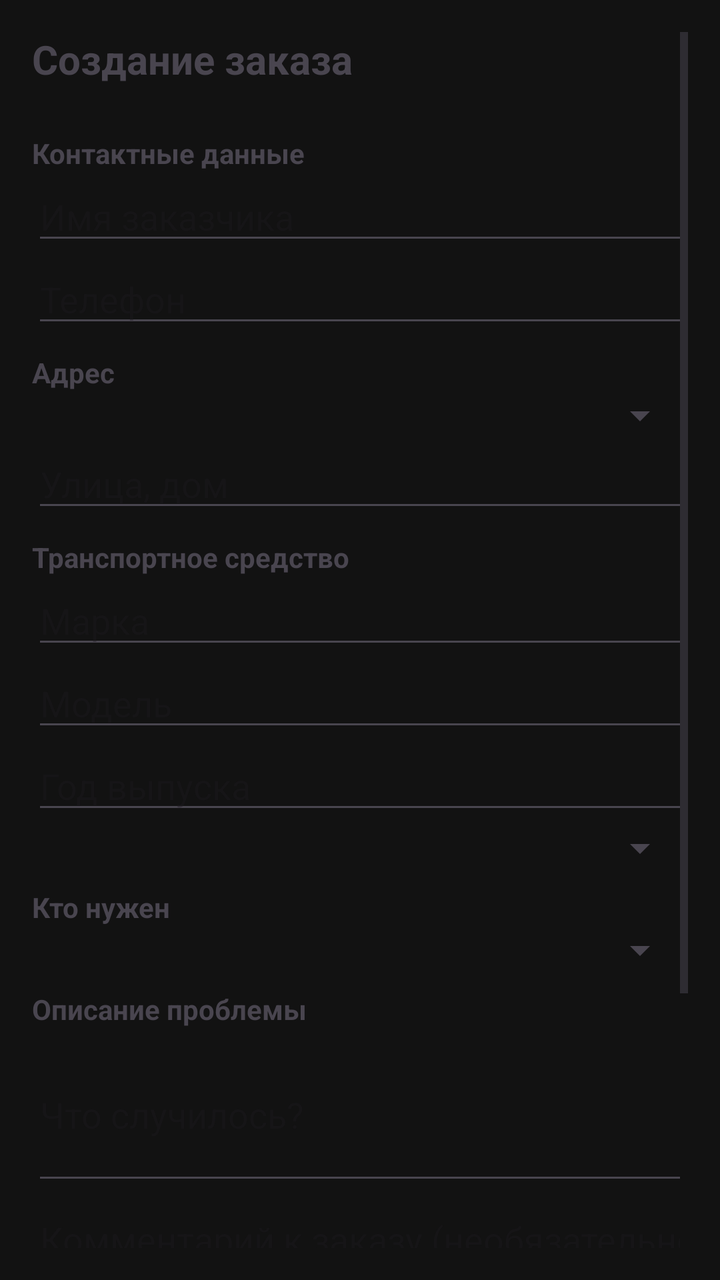
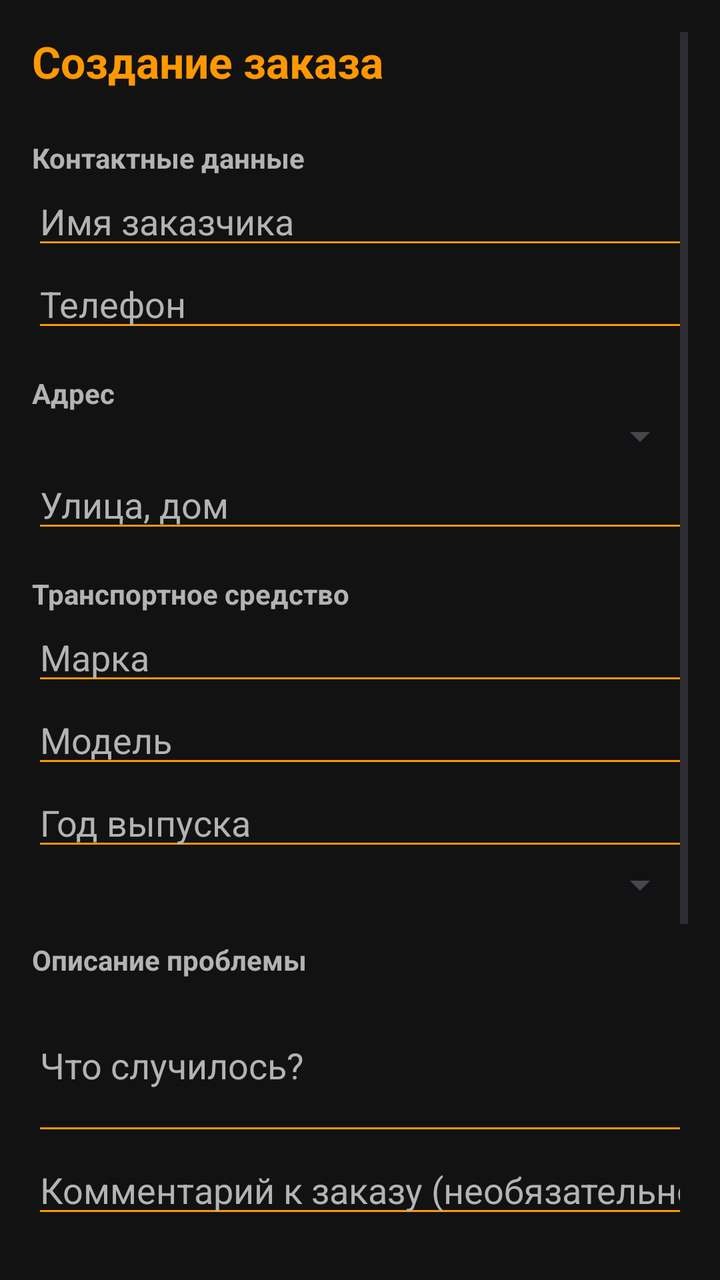

An Android layout rendered at two revisions. The XML below is the earlier revision; the diff shows what the commit changed to produce the second picture.
<!-- AndroidManifest.xml: application theme Theme.AvtoMaster -->
<!-- res/layout/activity_order_creation.xml -->
<?xml version="1.0" encoding="utf-8"?>
<ScrollView xmlns:android="http://schemas.android.com/apk/res/android"
    android:layout_width="match_parent"
    android:layout_height="match_parent"
    android:padding="16dp">

    <LinearLayout
        android:layout_width="match_parent"
        android:layout_height="wrap_content"
        android:orientation="vertical">

        <TextView
            android:layout_width="wrap_content"
            android:layout_height="wrap_content"
            android:text="Создание заказа"
            android:textSize="20sp"
            android:textStyle="bold"
            android:layout_marginBottom="16dp" />

        
        <TextView android:layout_width="wrap_content" android:layout_height="wrap_content"
            android:text="Контактные данные" android:textStyle="bold" android:layout_marginTop="8dp"/>
        <EditText android:id="@+id/editClientName" android:layout_width="match_parent"
            android:layout_height="wrap_content" android:hint="Имя заказчика" android:inputType="textPersonName"/>
        <EditText android:id="@+id/editClientPhone" android:layout_width="match_parent"
            android:layout_height="wrap_content" android:hint="Телефон" android:inputType="phone"/>

        
        <TextView android:layout_width="wrap_content" android:layout_height="wrap_content"
            android:text="Адрес" android:textStyle="bold" android:layout_marginTop="8dp"/>
        <Spinner android:id="@+id/spinnerCity" android:layout_width="match_parent"
            android:layout_height="wrap_content"/>
        <EditText android:id="@+id/editAddress" android:layout_width="match_parent"
            android:layout_height="wrap_content" android:hint="Улица, дом" android:inputType="textPostalAddress"/>

        <LinearLayout android:id="@+id/layoutMkadDistance" android:layout_width="match_parent"
            android:layout_height="wrap_content" android:orientation="vertical" android:visibility="gone">
            <EditText android:id="@+id/editDistanceMkad" android:layout_width="match_parent"
                android:layout_height="wrap_content" android:hint="Километров за МКАД"
                android:inputType="number" android:text="0"/>
        </LinearLayout>

        
        <TextView android:layout_width="wrap_content" android:layout_height="wrap_content"
            android:text="Транспортное средство" android:textStyle="bold" android:layout_marginTop="8dp"/>
        <EditText android:id="@+id/editVehicleBrand" android:layout_width="match_parent"
            android:layout_height="wrap_content" android:hint="Марка" android:inputType="text"/>
        <EditText android:id="@+id/editVehicleModel" android:layout_width="match_parent"
            android:layout_height="wrap_content" android:hint="Модель" android:inputType="text"/>
        <EditText android:id="@+id/editVehicleYear" android:layout_width="match_parent"
            android:layout_height="wrap_content" android:hint="Год выпуска" android:inputType="number"/>
        <Spinner android:id="@+id/spinnerVehicleType" android:layout_width="match_parent"
            android:layout_height="wrap_content"/>

        
        <TextView android:layout_width="wrap_content" android:layout_height="wrap_content"
            android:text="Кто нужен" android:textStyle="bold" android:layout_marginTop="8dp"/>
        <Spinner android:id="@+id/spinnerMasterType" android:layout_width="match_parent"
            android:layout_height="wrap_content"/>

        
        <TextView android:layout_width="wrap_content" android:layout_height="wrap_content"
            android:text="Описание проблемы" android:textStyle="bold" android:layout_marginTop="8dp"/>
        <EditText android:id="@+id/editProblemDescription" android:layout_width="match_parent"
            android:layout_height="wrap_content" android:hint="Что случилось?" android:inputType="textMultiLine"
            android:minLines="3"/>

        <EditText android:id="@+id/editComment" android:layout_width="match_parent"
            android:layout_height="wrap_content" android:hint="Комментарий к заказу (необязательно)" android:inputType="text"/>

        
        <TextView android:layout_width="wrap_content" android:layout_height="wrap_content"
            android:text="Способ оплаты" android:textStyle="bold" android:layout_marginTop="8dp"/>
        <Spinner android:id="@+id/spinnerPaymentMethod" android:layout_width="match_parent"
            android:layout_height="wrap_content"/>

        <CheckBox android:id="@+id/checkPriceByAgreement" android:layout_width="wrap_content"
            android:layout_height="wrap_content" android:text="Цена по договорённости"
            android:layout_marginTop="8dp"/>

        

        <Button android:id="@+id/buttonCreateOrder" android:layout_width="match_parent"
            android:layout_height="wrap_content" android:text="Создать заказ" android:layout_marginTop="16dp"/>
    </LinearLayout>
</ScrollView>
<!-- resources referenced by this layout -->
<resources>
  <style name="Theme.AvtoMaster" parent="Base.Theme.AvtoMaster" />
  <style name="Base.Theme.AvtoMaster" parent="Theme.Material3.DayNight.NoActionBar">
          <item name="android:statusBarColor">@color/orange_accent</item>
          <item name="android:windowLightStatusBar">true</item>
          <item name="android:windowBackground">@color/background_dark</item>
      </style>
  <color name="orange_accent">#FF9800</color>
  <color name="background_dark">#121212</color>
</resources>

<!-- the commit's change to res/layout/activity_order_creation.xml (unified diff, before → after) -->
@@ -1,7 +1,10 @@
 <?xml version="1.0" encoding="utf-8"?>
 <ScrollView xmlns:android="http://schemas.android.com/apk/res/android"
+    xmlns:app="http://schemas.android.com/apk/res-auto"
     android:layout_width="match_parent"
     android:layout_height="match_parent"
+    android:background="@color/background_dark"
+    android:fillViewport="true"
     android:padding="16dp">
 
     <LinearLayout
@@ -13,74 +16,202 @@
             android:layout_width="wrap_content"
             android:layout_height="wrap_content"
             android:text="Создание заказа"
-            android:textSize="20sp"
-            android:textStyle="bold"
+            android:textSize="22sp"
+            android:textStyle="bold"
+            android:textColor="@color/orange_accent"
             android:layout_marginBottom="16dp" />
 
         
-        <TextView android:layout_width="wrap_content" android:layout_height="wrap_content"
-            android:text="Контактные данные" android:textStyle="bold" android:layout_marginTop="8dp"/>
-        <EditText android:id="@+id/editClientName" android:layout_width="match_parent"
-            android:layout_height="wrap_content" android:hint="Имя заказчика" android:inputType="textPersonName"/>
-        <EditText android:id="@+id/editClientPhone" android:layout_width="match_parent"
-            android:layout_height="wrap_content" android:hint="Телефон" android:inputType="phone"/>
-
-        
-        <TextView android:layout_width="wrap_content" android:layout_height="wrap_content"
-            android:text="Адрес" android:textStyle="bold" android:layout_marginTop="8dp"/>
-        <Spinner android:id="@+id/spinnerCity" android:layout_width="match_parent"
-            android:layout_height="wrap_content"/>
-        <EditText android:id="@+id/editAddress" android:layout_width="match_parent"
-            android:layout_height="wrap_content" android:hint="Улица, дом" android:inputType="textPostalAddress"/>
-
-        <LinearLayout android:id="@+id/layoutMkadDistance" android:layout_width="match_parent"
-            android:layout_height="wrap_content" android:orientation="vertical" android:visibility="gone">
-            <EditText android:id="@+id/editDistanceMkad" android:layout_width="match_parent"
-                android:layout_height="wrap_content" android:hint="Километров за МКАД"
-                android:inputType="number" android:text="0"/>
+        <TextView
+            android:layout_width="wrap_content"
+            android:layout_height="wrap_content"
+            android:text="Контактные данные"
+            android:textStyle="bold"
+            android:textColor="@color/text_secondary"
+            android:layout_marginTop="8dp" />
+        <EditText
+            android:id="@+id/editClientName"
+            android:layout_width="match_parent"
+            android:layout_height="wrap_content"
+            android:hint="Имя заказчика"
+            android:inputType="textPersonName"
+            android:textColorHint="@color/text_secondary"
+            android:textColor="@color/text_primary"
+            android:backgroundTint="@color/orange_accent" />
+        <EditText
+            android:id="@+id/editClientPhone"
+            android:layout_width="match_parent"
+            android:layout_height="wrap_content"
+            android:hint="Телефон"
+            android:inputType="phone"
+            android:textColorHint="@color/text_secondary"
+            android:textColor="@color/text_primary"
+            android:backgroundTint="@color/orange_accent"
+            android:layout_marginBottom="8dp" />
+
+        
+        <TextView
+            android:layout_width="wrap_content"
+            android:layout_height="wrap_content"
+            android:text="Адрес"
+            android:textStyle="bold"
+            android:textColor="@color/text_secondary"
+            android:layout_marginTop="8dp" />
+        <Spinner
+            android:id="@+id/spinnerCity"
+            android:layout_width="match_parent"
+            android:layout_height="wrap_content" />
+        <EditText
+            android:id="@+id/editAddress"
+            android:layout_width="match_parent"
+            android:layout_height="wrap_content"
+            android:hint="Улица, дом"
+            android:inputType="textPostalAddress"
+            android:textColorHint="@color/text_secondary"
+            android:textColor="@color/text_primary"
+            android:backgroundTint="@color/orange_accent"
+            android:layout_marginBottom="8dp" />
+
+        <LinearLayout
+            android:id="@+id/layoutMkadDistance"
+            android:layout_width="match_parent"
+            android:layout_height="wrap_content"
+            android:orientation="vertical"
+            android:visibility="gone">
+            <EditText
+                android:id="@+id/editDistanceMkad"
+                android:layout_width="match_parent"
+                android:layout_height="wrap_content"
+                android:hint="Километров за МКАД"
+                android:inputType="number"
+                android:text="0"
+                android:textColorHint="@color/text_secondary"
+                android:textColor="@color/text_primary"
+                android:backgroundTint="@color/orange_accent" />
         </LinearLayout>
 
         
-        <TextView android:layout_width="wrap_content" android:layout_height="wrap_content"
-            android:text="Транспортное средство" android:textStyle="bold" android:layout_marginTop="8dp"/>
-        <EditText android:id="@+id/editVehicleBrand" android:layout_width="match_parent"
-            android:layout_height="wrap_content" android:hint="Марка" android:inputType="text"/>
-        <EditText android:id="@+id/editVehicleModel" android:layout_width="match_parent"
-            android:layout_height="wrap_content" android:hint="Модель" android:inputType="text"/>
-        <EditText android:id="@+id/editVehicleYear" android:layout_width="match_parent"
-            android:layout_height="wrap_content" android:hint="Год выпуска" android:inputType="number"/>
-        <Spinner android:id="@+id/spinnerVehicleType" android:layout_width="match_parent"
-            android:layout_height="wrap_content"/>
-
-        
-        <TextView android:layout_width="wrap_content" android:layout_height="wrap_content"
-            android:text="Кто нужен" android:textStyle="bold" android:layout_marginTop="8dp"/>
-        <Spinner android:id="@+id/spinnerMasterType" android:layout_width="match_parent"
-            android:layout_height="wrap_content"/>
-
-        
-        <TextView android:layout_width="wrap_content" android:layout_height="wrap_content"
-            android:text="Описание проблемы" android:textStyle="bold" android:layout_marginTop="8dp"/>
-        <EditText android:id="@+id/editProblemDescription" android:layout_width="match_parent"
-            android:layout_height="wrap_content" android:hint="Что случилось?" android:inputType="textMultiLine"
-            android:minLines="3"/>
-
-        <EditText android:id="@+id/editComment" android:layout_width="match_parent"
-            android:layout_height="wrap_content" android:hint="Комментарий к заказу (необязательно)" android:inputType="text"/>
-
-        
-        <TextView android:layout_width="wrap_content" android:layout_height="wrap_content"
-            android:text="Способ оплаты" android:textStyle="bold" android:layout_marginTop="8dp"/>
-        <Spinner android:id="@+id/spinnerPaymentMethod" android:layout_width="match_parent"
-            android:layout_height="wrap_content"/>
-
-        <CheckBox android:id="@+id/checkPriceByAgreement" android:layout_width="wrap_content"
-            android:layout_height="wrap_content" android:text="Цена по договорённости"
-            android:layout_marginTop="8dp"/>
-
-        
-
-        <Button android:id="@+id/buttonCreateOrder" android:layout_width="match_parent"
-            android:layout_height="wrap_content" android:text="Создать заказ" android:layout_marginTop="16dp"/>
+        <TextView
+            android:layout_width="wrap_content"
+            android:layout_height="wrap_content"
+            android:text="Транспортное средство"
+            android:textStyle="bold"
+            android:textColor="@color/text_secondary"
+            android:layout_marginTop="8dp" />
+        <EditText
+            android:id="@+id/editVehicleBrand"
+            android:layout_width="match_parent"
+            android:layout_height="wrap_content"
+            android:hint="Марка"
+            android:inputType="text"
+            android:textColorHint="@color/text_secondary"
+            android:textColor="@color/text_primary"
+            android:backgroundTint="@color/orange_accent" />
+        <EditText
+            android:id="@+id/editVehicleModel"
+            android:layout_width="match_parent"
+            android:layout_height="wrap_content"
+            android:hint="Модель"
+            android:inputType="text"
+            android:textColorHint="@color/text_secondary"
+            android:textColor="@color/text_primary"
+            android:backgroundTint="@color/orange_accent" />
+        <EditText
+            android:id="@+id/editVehicleYear"
+            android:layout_width="match_parent"
+            android:layout_height="wrap_content"
+            android:hint="Год выпуска"
+            android:inputType="number"
+            android:textColorHint="@color/text_secondary"
+            android:textColor="@color/text_primary"
+            android:backgroundTint="@color/orange_accent" />
+        <Spinner
+            android:id="@+id/spinnerVehicleType"
+            android:layout_width="match_parent"
+            android:layout_height="wrap_content"
+            android:layout_marginBottom="8dp" />
+
+        
+        <TextView
+            android:layout_width="wrap_content"
+            android:layout_height="wrap_content"
+            android:text="Описание проблемы"
+            android:textStyle="bold"
+            android:textColor="@color/text_secondary"
+            android:layout_marginTop="8dp" />
+        <EditText
+            android:id="@+id/editProblemDescription"
+            android:layout_width="match_parent"
+            android:layout_height="wrap_content"
+            android:hint="Что случилось?"
+            android:inputType="textMultiLine"
+            android:minLines="3"
+            android:textColorHint="@color/text_secondary"
+            android:textColor="@color/text_primary"
+            android:backgroundTint="@color/orange_accent" />
+
+        <EditText
+            android:id="@+id/editComment"
+            android:layout_width="match_parent"
+            android:layout_height="wrap_content"
+            android:hint="Комментарий к заказу (необязательно)"
+            android:inputType="text"
+            android:textColorHint="@color/text_secondary"
+            android:textColor="@color/text_primary"
+            android:backgroundTint="@color/orange_accent"
+            android:layout_marginBottom="8dp" />
+
+        
+        <TextView
+            android:layout_width="wrap_content"
+            android:layout_height="wrap_content"
+            android:text="Способ оплаты"
+            android:textStyle="bold"
+            android:textColor="@color/text_secondary"
+            android:layout_marginTop="8dp" />
+        <Spinner
+            android:id="@+id/spinnerPaymentMethod"
+            android:layout_width="match_parent"
+            android:layout_height="wrap_content"
+            android:layout_marginBottom="8dp" />
+
+        
+        <TextView
+            android:layout_width="wrap_content"
+            android:layout_height="wrap_content"
+            android:text="Цена (руб)"
+            android:textStyle="bold"
+            android:textColor="@color/text_secondary"
+            android:layout_marginTop="8dp" />
+        <EditText
+            android:id="@+id/editPrice"
+            android:layout_width="match_parent"
+            android:layout_height="wrap_content"
+            android:hint="0"
+            android:inputType="number"
+            android:textColorHint="@color/text_secondary"
+            android:textColor="@color/text_primary"
+            android:backgroundTint="@color/orange_accent" />
+
+        
+        <CheckBox
+            android:id="@+id/checkPriceByAgreement"
+            android:layout_width="wrap_content"
+            android:layout_height="wrap_content"
+            android:text="Цена по договорённости"
+            android:textColor="@color/text_primary"
+            android:layout_marginTop="8dp" />
+
+        
+        <Button
+            android:id="@+id/buttonContinue"
+            android:layout_width="match_parent"
+            android:layout_height="wrap_content"
+            android:text="Продолжить"
+            android:backgroundTint="@color/orange_accent"
+            android:textColor="@color/background_dark"
+            android:padding="12dp"
+            android:layout_marginTop="16dp" />
+
     </LinearLayout>
 </ScrollView>
<!-- resource entries referenced after the edit -->
@@ -3,10 +3,16 @@
   <style name="Theme.AvtoMaster" parent="Base.Theme.AvtoMaster" />
   <style name="Base.Theme.AvtoMaster" parent="Theme.Material3.DayNight.NoActionBar">
           <item name="android:statusBarColor">@color/orange_accent</item>
-          <item name="android:windowLightStatusBar">true</item>
+          <item name="android:windowLightStatusBar">false</item>
           <item name="android:windowBackground">@color/background_dark</item>
+          <item name="colorPrimary">@color/orange_accent</item>
+          <item name="colorPrimaryDark">@color/orange_accent_dark</item>
+          <item name="colorAccent">@color/orange_accent</item>
       </style>
+  <color name="orange_accent_dark">#E68900</color>
   <color name="orange_accent">#FF9800</color>
+  <color name="text_primary">#FFFFFF</color>
+  <color name="text_secondary">#B3B3B3</color>
   <color name="background_dark">#121212</color>
 </resources>
 
